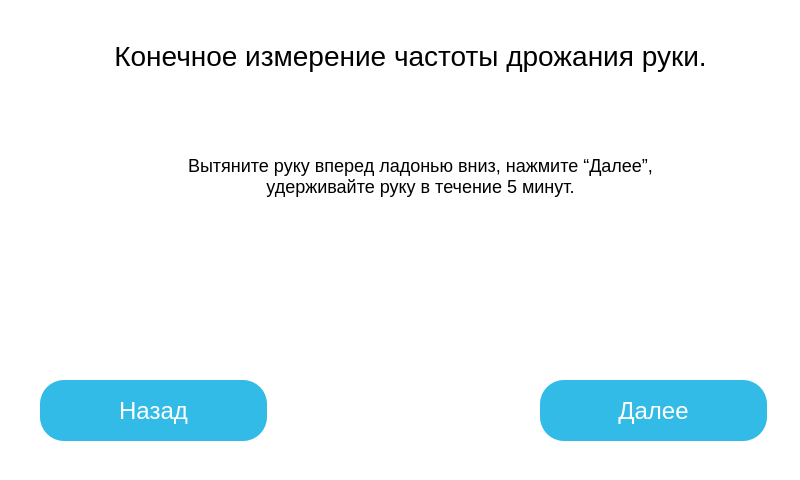
Qt form gui/window-11.ui (GerrFrog/Muscular-training-apparatus) before a commit.
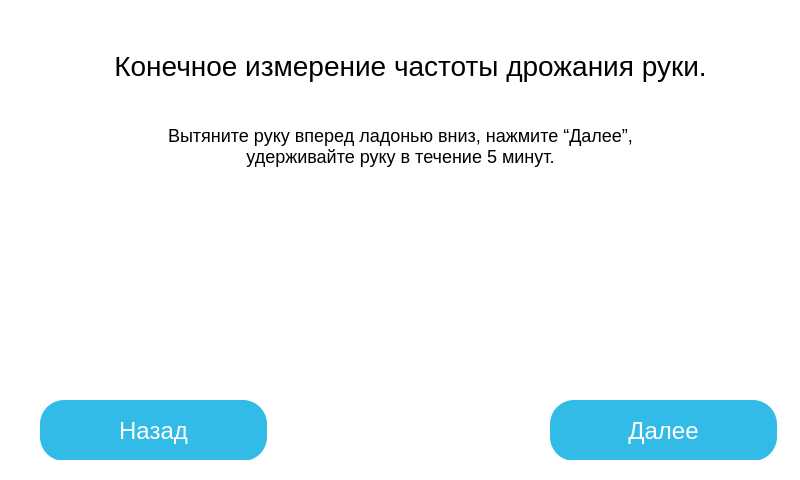
The same form after that commit. Icons and pictures are not drawn.

```diff
--- a/gui/window-11.ui
+++ b/gui/window-11.ui
@@ -1,7 +1,7 @@
 <?xml version="1.0" encoding="UTF-8"?>
 <ui version="4.0">
- <class>MainWindow</class>
- <widget class="QMainWindow" name="MainWindow">
+ <class>Page_11</class>
+ <widget class="QWidget" name="Page_11">
   <property name="geometry">
    <rect>
     <x>0</x>
@@ -16,31 +16,18 @@
   <property name="styleSheet">
    <string notr="true">background-color:white;</string>
   </property>
-  <widget class="QWidget" name="centralwidget">
-   <widget class="QLabel" name="img_label">
-    <property name="geometry">
-     <rect>
-      <x>260</x>
-      <y>210</y>
-      <width>291</width>
-      <height>141</height>
-     </rect>
-    </property>
-    <property name="text">
-     <string/>
-    </property>
-    <property name="pixmap">
-     <pixmap resource="res/res.qrc">:/img/img/img_1.png</pixmap>
-    </property>
-    <property name="alignment">
-     <set>Qt::AlignCenter</set>
-    </property>
-   </widget>
+  <layout class="QVBoxLayout" name="verticalLayout_2">
+   <item>
+    <widget class="QWidget" name="centralwidget" native="true">
+     <layout class="QVBoxLayout" name="verticalLayout">
+      <item>
+       <widget class="QStackedWidget" name="stackedWidget">
+        <widget class="QWidget" name="page">
    <widget class="QLabel" name="main_label">
     <property name="geometry">
      <rect>
-      <x>110</x>
-      <y>20</y>
+            <x>90</x>
+            <y>10</y>
       <width>601</width>
       <height>71</height>
      </rect>
@@ -76,8 +63,8 @@
    <widget class="QLabel" name="sub_label">
     <property name="geometry">
      <rect>
-      <x>150</x>
-      <y>140</y>
+            <x>110</x>
+            <y>90</y>
       <width>541</width>
       <height>71</height>
      </rect>
@@ -111,42 +98,29 @@
      <bool>true</bool>
     </property>
    </widget>
-   <widget class="QPushButton" name="next_pushButton">
+         <widget class="QLabel" name="img_label">
     <property name="geometry">
      <rect>
-      <x>540</x>
-      <y>380</y>
-      <width>227</width>
-      <height>61</height>
-     </rect>
-    </property>
-    <property name="styleSheet">
-     <string notr="true">width: 227px;
-height: 61px;
-left: 287px;
-top: 257px;
-
-background: #33BBE7;
-box-shadow: 0px 4px 4px rgba(0, 0, 0, 0.25), 0px 4px 4px rgba(0, 0, 0, 0.25);
-border-radius: 24px;
-
-font-family: 'Hind';
-font-style: normal;
-font-weight: 400;
-font-size: 24px;
-line-height: 38px;
-text-align: center;
-
-color: #FFFFFF;</string>
-    </property>
+            <x>240</x>
+            <y>200</y>
+            <width>291</width>
+            <height>141</height>
+           </rect>
+          </property>
     <property name="text">
-     <string>Далее</string>
+           <string/>
+          </property>
+          <property name="pixmap">
+           <pixmap resource="res/res.qrc">:/img/img/img_1.png</pixmap>
+          </property>
+          <property name="alignment">
+           <set>Qt::AlignCenter</set>
     </property>
    </widget>
    <widget class="QPushButton" name="previous_pushButton">
     <property name="geometry">
      <rect>
-      <x>40</x>
+            <x>20</x>
       <y>380</y>
       <width>227</width>
       <height>61</height>
@@ -175,7 +149,46 @@
      <string>Назад</string>
     </property>
    </widget>
-  </widget>
+         <widget class="QPushButton" name="next_pushButton">
+          <property name="geometry">
+           <rect>
+            <x>530</x>
+            <y>380</y>
+            <width>227</width>
+            <height>61</height>
+           </rect>
+          </property>
+          <property name="styleSheet">
+           <string notr="true">width: 227px;
+height: 61px;
+left: 287px;
+top: 257px;
+
+background: #33BBE7;
+box-shadow: 0px 4px 4px rgba(0, 0, 0, 0.25), 0px 4px 4px rgba(0, 0, 0, 0.25);
+border-radius: 24px;
+
+font-family: 'Hind';
+font-style: normal;
+font-weight: 400;
+font-size: 24px;
+line-height: 38px;
+text-align: center;
+
+color: #FFFFFF;</string>
+          </property>
+          <property name="text">
+           <string>Далее</string>
+          </property>
+         </widget>
+        </widget>
+        <widget class="QWidget" name="page_2"/>
+       </widget>
+      </item>
+     </layout>
+    </widget>
+   </item>
+  </layout>
  </widget>
  <resources>
   <include location="res/res.qrc"/>
```
Left out of the diff: 2 changed lines with no effect on the pictures. Lines whose indentation alone changed are shown as unchanged.
